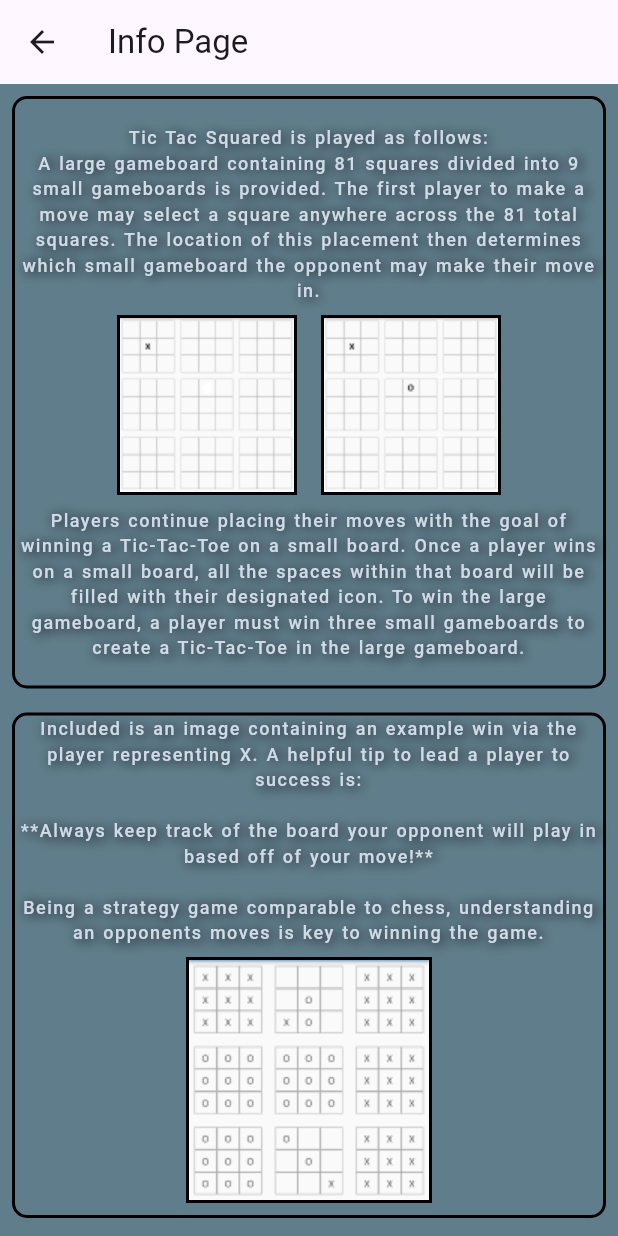
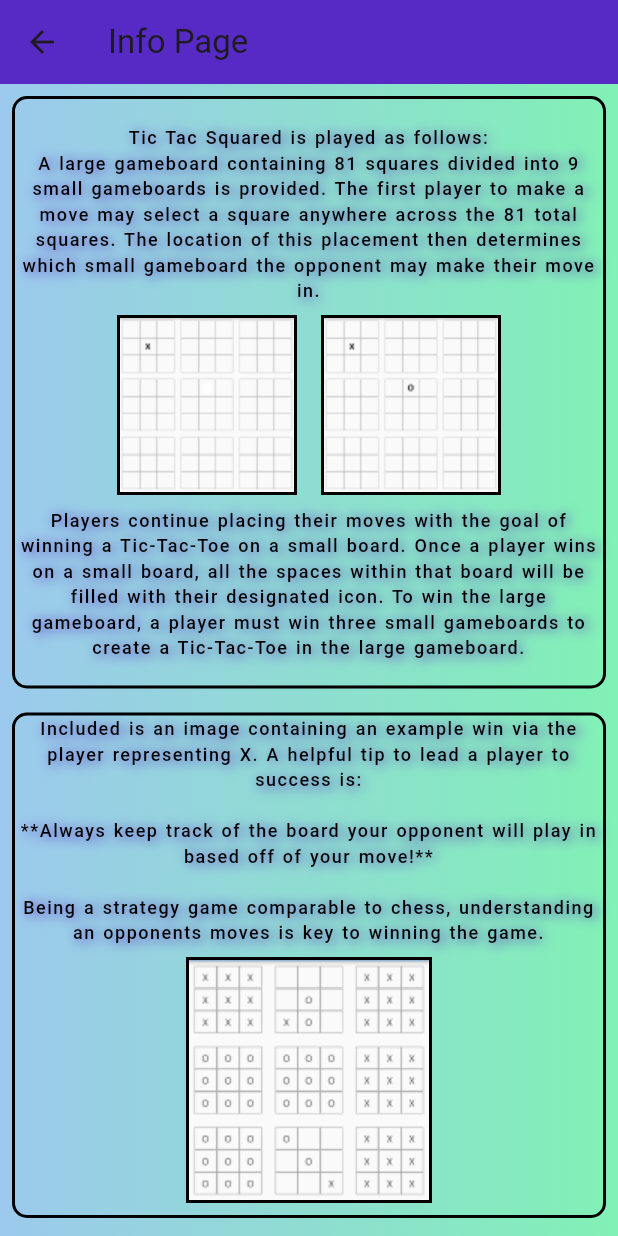
Before and after one commit to Hershey49/tt_squared, a Flutter app: the screen it shows after launch, after a tap on "Info Page", on a phone screen of 412 x 824 dp. Run offline on Flutter 3.47's test engine with Material 3 defaults, Android fonts, the phone set to English and light mode, and no system bars; our stand-ins replace audioplayers.

Commit message:
design changes

```diff
--- a/lib/main.dart
+++ b/lib/main.dart
@@ -2,6 +2,7 @@
 
 import 'package:flutter/material.dart';
 import 'package:audioplayers/audioplayers.dart';
+import 'package:flutter/services.dart';
 import 'dart:math';
 import 'package:provider/provider.dart';
 
@@ -81,10 +82,10 @@ class _HomePageState extends State<HomePage> {
   Widget build(BuildContext context) {
    final Player = AudioPlayer();
     return Scaffold(
-      backgroundColor: Colors.blueGrey,
+      backgroundColor: Color.fromARGB(255, 87, 42, 197),
       appBar: AppBar(
         title: Text(widget.title),
-        backgroundColor: Colors.blue,
+        backgroundColor: Colors.transparent,
         actions: [
      PopupMenuButton(
      itemBuilder: (BuildContext context) => <PopupMenuEntry>[
@@ -132,21 +133,35 @@ class _HomePageState extends State<HomePage> {
 )
 ]
       ),
-           body: Center(
+           body: Container(
+            decoration: BoxDecoration(
+              gradient: LinearGradient(
+                colors: [
+                  Color.fromARGB(255, 156, 201, 237),
+                  Color.fromARGB(255, 129, 241, 181),
+                ])
+            ),
+             child: Center(
                    child: Column(
                      mainAxisAlignment: MainAxisAlignment.center,
                      children: <Widget>[
               ElevatedButton(
-              child: Text('Single Player Game'),
+                style: ElevatedButton.styleFrom(
+                  backgroundColor: Color.fromARGB(170, 87, 42, 197),
+                ),
                 onPressed: () {
                   Navigator.push(
                     context,
                     MaterialPageRoute(builder: (context) => SPGamePage(title: 'Single Player Game Page')),
                   );
                 },
+                child: Text('Single Player Game'),
               ),
               SizedBox(height: 20),
               ElevatedButton(
+                style: ElevatedButton.styleFrom(
+                  backgroundColor: Color.fromARGB(170, 87, 42, 197),
+                ),
                 child: Text('Multiplayer Game'),
                 onPressed: () {
                   Navigator.push(
@@ -162,6 +177,9 @@ class _HomePageState extends State<HomePage> {
               ),
               SizedBox(height: 20),
               ElevatedButton(
+                style: ElevatedButton.styleFrom(
+                  backgroundColor: Color.fromARGB(170, 87, 42, 197),
+                ),
                 child: Text('Info Page'),
                 onPressed: () {
                   Navigator.push(
@@ -172,6 +190,9 @@ class _HomePageState extends State<HomePage> {
               ),
               SizedBox(height: 20),
               ElevatedButton(
+                style: ElevatedButton.styleFrom(
+                  backgroundColor: Color.fromARGB(170, 87, 42, 197),
+                ),
                 child: Text('Stats Page'),
                 onPressed: () {
                   Navigator.push(
@@ -183,6 +204,7 @@ class _HomePageState extends State<HomePage> {
                 },
               ),
                      ],
+                   ),
                  ),
            ),
     );
@@ -201,9 +223,18 @@ class InfoPage extends StatefulWidget {
 class _InfoPageState extends State<InfoPage> {
   @override
   Widget build(BuildContext context) {
-    return Scaffold(
-      backgroundColor: Colors.blueGrey,
+    return Container(
+      decoration: BoxDecoration(
+              gradient: LinearGradient(
+                colors: [
+                  Color.fromARGB(255, 156, 201, 237),
+                  Color.fromARGB(255, 129, 241, 181),
+                ])
+      ),
+      child: Scaffold(
+        backgroundColor: Colors.transparent,
         appBar: AppBar(
+          backgroundColor: Color.fromARGB(255, 87, 42, 197),
           title: Text(widget.title),
         ),
         body: SingleChildScrollView(
@@ -226,12 +257,12 @@ class _InfoPageState extends State<InfoPage> {
                         textAlign: TextAlign.center,
                         style: TextStyle(
                           fontSize: 12,
-                        color: Color.fromARGB(255, 208, 219, 231),
+                          color: Colors.black,
                           fontWeight: FontWeight.w500,
                           letterSpacing: 1,
                           wordSpacing: 1,
                           shadows: [
-                          Shadow(color: Colors.black, offset: Offset(2,1), blurRadius:10)
+                            Shadow(color: Color.fromARGB(255, 87, 42, 197), offset: Offset(2,1), blurRadius:10)
                           ]
                         ),
                     ),
@@ -252,12 +283,12 @@ class _InfoPageState extends State<InfoPage> {
                         textAlign: TextAlign.center,
                         style: TextStyle(
                           fontSize: 12,
-                        color: Color.fromARGB(255, 208, 219, 231),
+                          color: Colors.black,
                           fontWeight: FontWeight.w500,
                           letterSpacing: 1,
                           wordSpacing: 1,
                           shadows: [
-                          Shadow(color: Colors.black, offset: Offset(2,1), blurRadius:10)
+                            Shadow(color: Color.fromARGB(255, 87, 42, 197), offset: Offset(2,1), blurRadius:10)
                           ]
                         ),
                     ),
@@ -281,12 +312,12 @@ class _InfoPageState extends State<InfoPage> {
                         textAlign: TextAlign.center,
                         style: TextStyle(
                           fontSize: 12,
-                        color: Color.fromARGB(255, 208, 219, 231),
+                          color: Colors.black,
                           fontWeight: FontWeight.w500,
                           letterSpacing: 1,
                           wordSpacing: 1,
                           shadows: [
-                          Shadow(color: Colors.black, offset: Offset(2,1), blurRadius:10)
+                            Shadow(color: Color.fromARGB(255, 87, 42, 197), offset: Offset(2,1), blurRadius:10)
                           ]
                         ),
                     ),
@@ -299,6 +330,7 @@ class _InfoPageState extends State<InfoPage> {
                       ),
               ),
             ]
+          ),
         ),
       ),
     );
@@ -321,12 +353,23 @@ class _StatPageState extends State<StatPage> {
     int gamesWon= Provider.of<GameStats>(context).gamesWon;
     int leastMoves= Provider.of<GameStats>(context).leastMoves;
     int mostMoves= Provider.of<GameStats>(context).mostMoves;
-    return Scaffold(
-      backgroundColor: Colors.blueGrey,
+    return Container(
+      decoration: BoxDecoration(
+              gradient: LinearGradient(
+                colors: [
+                  Color.fromARGB(255, 156, 201, 237),
+                  Color.fromARGB(255, 129, 241, 181),
+                ])
+      ),
+      child: Scaffold(
+        backgroundColor: Colors.transparent,
         appBar: AppBar(
+          backgroundColor: Color.fromARGB(255, 87, 42, 197),
           title: Text(widget.title),
         ),
       body: Center(
+        child: Padding(
+          padding: const EdgeInsets.all(24.0),
           child: Column(
             mainAxisAlignment: MainAxisAlignment.center,
             children: [
@@ -335,6 +378,8 @@ class _StatPageState extends State<StatPage> {
               _buildStatItem('Least Moves', '$leastMoves'),
               _buildStatItem('Most Moves', '$mostMoves'),
             ],
+          ),
+        ),
       ),
       ),
     );
@@ -391,8 +436,10 @@ final Player = AudioPlayer();
 
   @override
   Widget build(BuildContext context) {
-    return Scaffold(
+    return Container(
+      child: Scaffold(
         appBar: AppBar(
+          backgroundColor: Color.fromARGB(255, 87, 42, 197),
           title: Text(widget.title),
           actions: [
        PopupMenuButton(
@@ -483,6 +530,7 @@ final Player = AudioPlayer();
               ),
             );
           },
+        ),
       ),
     );
   }
@@ -613,6 +661,7 @@ int CPUindex = 0;
   Widget build(BuildContext context) {
     return Scaffold(
       appBar: AppBar(
+        backgroundColor: Color.fromARGB(255, 87, 42, 197),
         title: Text(widget.title),
       ),
 
@@ -781,6 +830,7 @@ int getCPUmove (int index) {
     if (displayPiece[CPUindex][CPUi] != playerOne || displayPiece[CPUindex][CPUi] != playerTwo) {
       displayPiece[CPUindex][CPUi] = playerTwo;
       check(CPUindex, CPUi);
+      CPUi = -1;
     } else {
       getCPUmove(index);
     }
```
Lines whose indentation alone changed are shown as unchanged.
